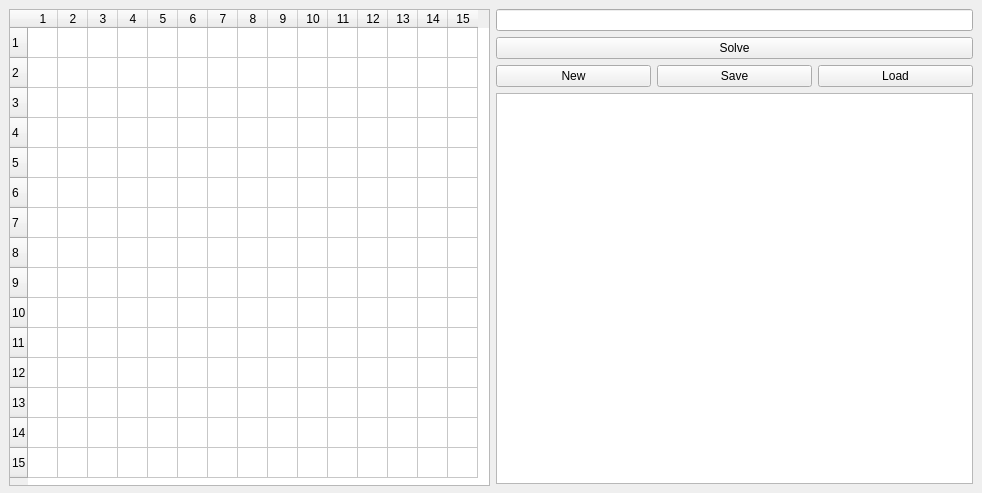
Before: the Qt Designer form scrabblegui.ui in ipha/scrabble-qt, drawn with Qt 5.
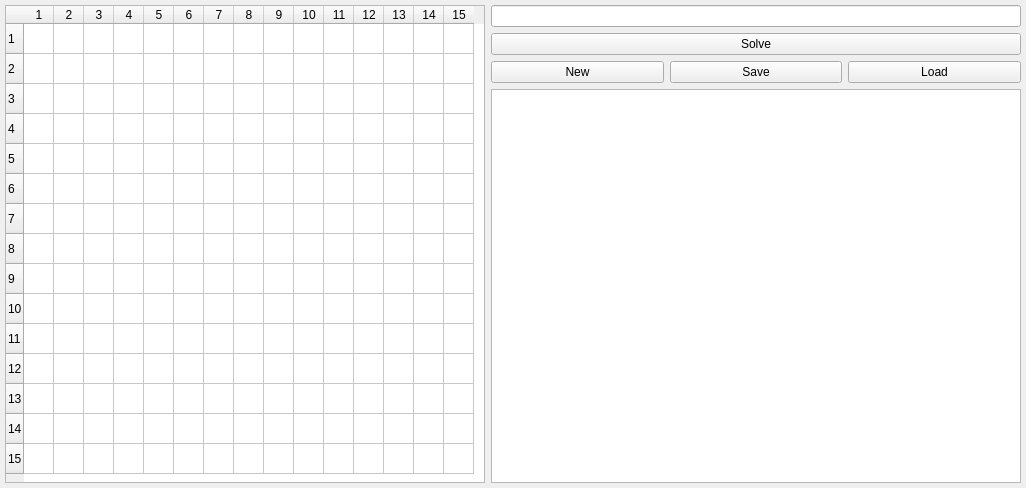
After: the same form once the commit is applied.

Diff of the .ui file:
```diff
--- a/scrabblegui.ui
+++ b/scrabblegui.ui
@@ -6,39 +6,33 @@
    <rect>
     <x>0</x>
     <y>0</y>
-    <width>982</width>
-    <height>493</height>
+    <width>1017</width>
+    <height>488</height>
    </rect>
   </property>
-  <property name="minimumSize">
-   <size>
-    <width>0</width>
-    <height>493</height>
-   </size>
-  </property>
-  <property name="maximumSize">
-   <size>
-    <width>16777215</width>
-    <height>493</height>
-   </size>
-  </property>
   <property name="windowTitle">
    <string>Scrabble Solver</string>
   </property>
   <widget class="QWidget" name="centralwidget">
    <layout class="QHBoxLayout" name="horizontalLayout">
+    <property name="leftMargin">
+     <number>5</number>
+    </property>
+    <property name="topMargin">
+     <number>5</number>
+    </property>
+    <property name="rightMargin">
+     <number>5</number>
+    </property>
+    <property name="bottomMargin">
+     <number>5</number>
+    </property>
     <item>
      <widget class="QTableWidget" name="board">
       <property name="minimumSize">
        <size>
-        <width>481</width>
-        <height>477</height>
-       </size>
-      </property>
-      <property name="maximumSize">
-       <size>
-        <width>481</width>
-        <height>16777215</height>
+        <width>480</width>
+        <height>478</height>
        </size>
       </property>
       <property name="selectionMode">
@@ -47,11 +41,8 @@
       <attribute name="horizontalHeaderDefaultSectionSize">
        <number>30</number>
       </attribute>
-      <attribute name="horizontalHeaderMinimumSectionSize">
-       <number>30</number>
-      </attribute>
-      <attribute name="verticalHeaderMinimumSectionSize">
-       <number>30</number>
+      <attribute name="verticalHeaderVisible">
+       <bool>true</bool>
       </attribute>
       <row>
        <property name="text">
@@ -253,7 +244,14 @@
        </layout>
       </item>
       <item>
-       <widget class="QListWidget" name="results"/>
+       <widget class="QListWidget" name="results">
+        <property name="minimumSize">
+         <size>
+          <width>530</width>
+          <height>0</height>
+         </size>
+        </property>
+       </widget>
       </item>
      </layout>
     </item>
```
